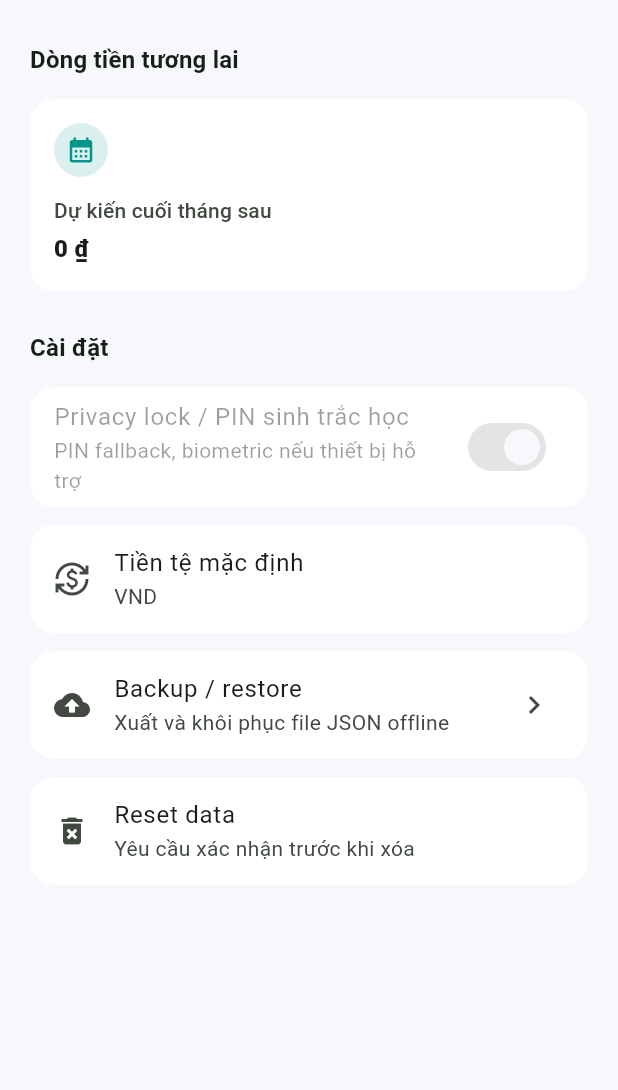
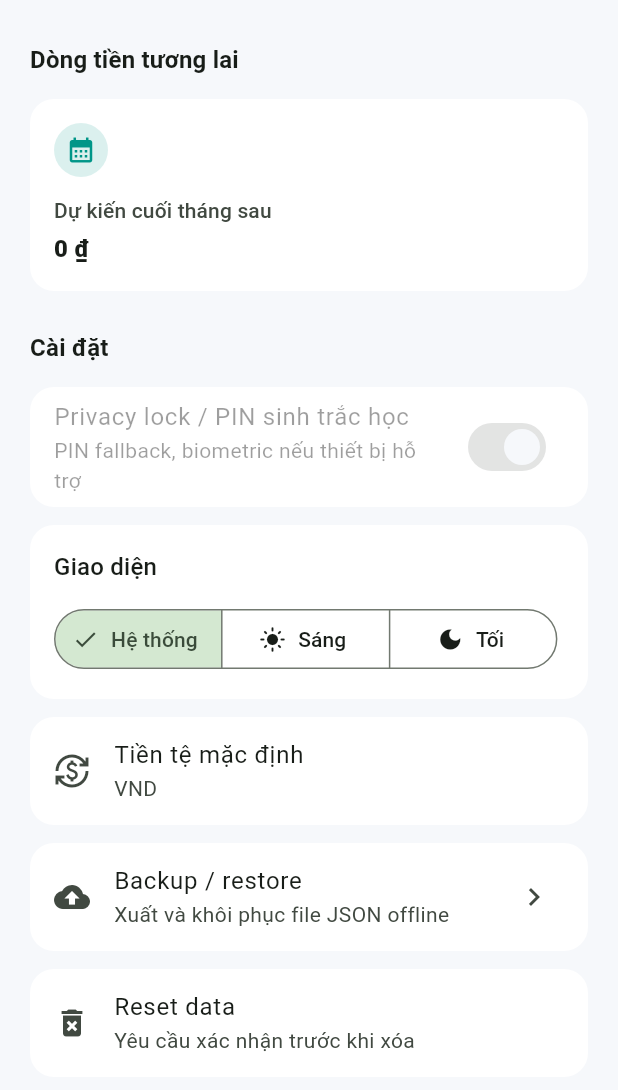
Before and after one commit to JasonTM17/Money_Management_App, a Flutter app: the SettingsTab widget shown alone on an empty page, opened directly with empty values, on a phone screen of 412 x 824 dp. Shown: the top 1090 px of the screen. Run offline on Flutter 3.47's test engine with Material 3 defaults, Android fonts, the phone set to English and light mode, and no system bars; our stand-ins replace csv, file_picker, fl_chart, flutter_riverpod, flutter_secure_storage, local_auth and 3 more; missing offline and left inert: sqlite3; accounts and stored records are empty; Roboto replaces fonts that are missing (Be Vietnam Pro).

Commit message:
fix(finance): harden settings transfer and storage

```diff
--- a/lib/features/home/widgets/settings_tab.dart
+++ b/lib/features/home/widgets/settings_tab.dart
@@ -1,18 +1,23 @@
 import 'package:flutter/material.dart';
+import 'package:flutter_riverpod/flutter_riverpod.dart';
 
 import '../../../core/finance_calculator.dart';
 import '../../../core/money.dart';
 import '../../../data/local_finance_store.dart';
+import '../../../app/app_theme.dart';
 import 'backup_restore_sheet.dart';
 import 'home_common_widgets.dart';
 
-class SettingsTab extends StatelessWidget {
+class SettingsTab extends ConsumerWidget {
   const SettingsTab({super.key, required this.state});
 
   final FinanceState state;
 
   @override
-  Widget build(BuildContext context) {
+  Widget build(BuildContext context, WidgetRef ref) {
+    final themeMode = ref
+        .watch(themeModeControllerProvider)
+        .maybeWhen(data: (mode) => mode, orElse: () => ThemeMode.system);
     final forecast = const FinanceCalculator().forecastEndBalance(
       currentBalance: state.summary.totalBalance,
       recurringTransactions: state.transactions,
@@ -37,6 +42,44 @@ class SettingsTab extends StatelessWidget {
             onChanged: null,
             title: Text('Privacy lock / PIN sinh trắc học'),
             subtitle: Text('PIN fallback, biometric nếu thiết bị hỗ trợ'),
+          ),
+        ),
+        Card(
+          child: Padding(
+            padding: const EdgeInsets.all(16),
+            child: Column(
+              crossAxisAlignment: CrossAxisAlignment.start,
+              children: [
+                Text(
+                  'Giao diện',
+                  style: Theme.of(context).textTheme.titleMedium,
+                ),
+                const SizedBox(height: 12),
+                SegmentedButton<ThemeMode>(
+                  segments: const [
+                    ButtonSegment(
+                      value: ThemeMode.system,
+                      icon: Icon(Icons.brightness_auto),
+                      label: Text('Hệ thống'),
+                    ),
+                    ButtonSegment(
+                      value: ThemeMode.light,
+                      icon: Icon(Icons.light_mode),
+                      label: Text('Sáng'),
+                    ),
+                    ButtonSegment(
+                      value: ThemeMode.dark,
+                      icon: Icon(Icons.dark_mode),
+                      label: Text('Tối'),
+                    ),
+                  ],
+                  selected: {themeMode},
+                  onSelectionChanged: (selection) => ref
+                      .read(themeModeControllerProvider.notifier)
+                      .setThemeMode(selection.first),
+                ),
+              ],
+            ),
           ),
         ),
         const Card(
--- a/lib/main.dart
+++ b/lib/main.dart
@@ -9,16 +9,20 @@ void main() {
   runApp(const ProviderScope(child: CashFlowManagerApp()));
 }
 
-class CashFlowManagerApp extends StatelessWidget {
+class CashFlowManagerApp extends ConsumerWidget {
   const CashFlowManagerApp({super.key});
 
   @override
-  Widget build(BuildContext context) {
+  Widget build(BuildContext context, WidgetRef ref) {
+    final themeMode = ref
+        .watch(themeModeControllerProvider)
+        .maybeWhen(data: (mode) => mode, orElse: () => ThemeMode.system);
     return MaterialApp(
       title: 'CashFlow Manager',
       debugShowCheckedModeBanner: false,
       theme: AppTheme.light(),
       darkTheme: AppTheme.dark(),
+      themeMode: themeMode,
       home: const PrivacyGate(child: HomeScreen()),
     );
   }
```
Also changed, not shown: lib/app/app_theme.dart (+40 -0 lines), lib/data/local_finance_store.dart (+25 -0 lines), lib/features/home/widgets/wallet_transfer_sheet.dart (+30 -6 lines), 1 other file.
